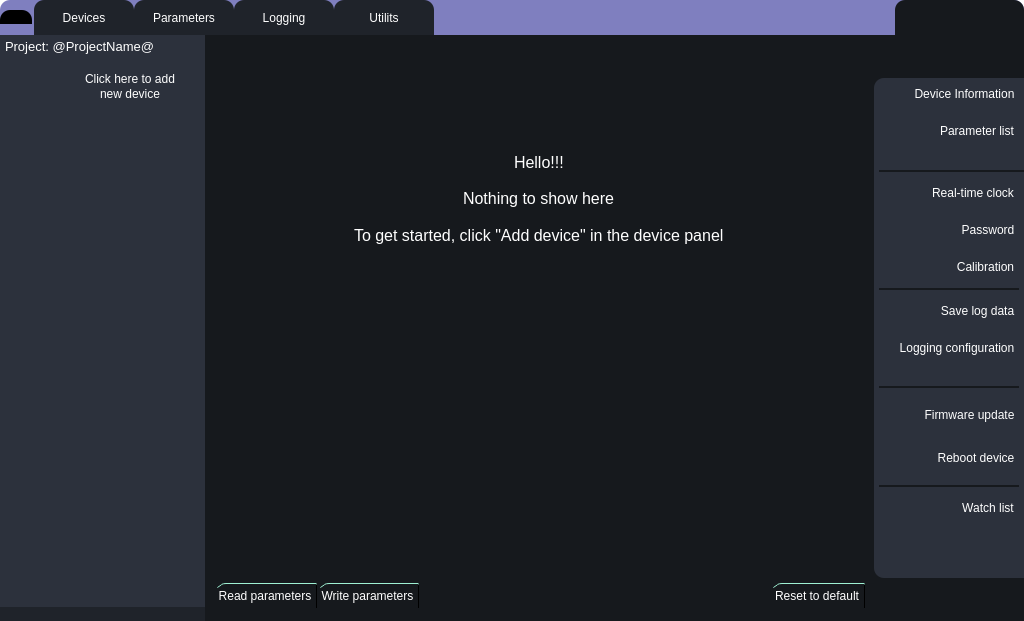
The window that UI/forms/form.ui (romangolovkou/AQteck_toolMAX) describes before a commit, drawn with Qt 5.
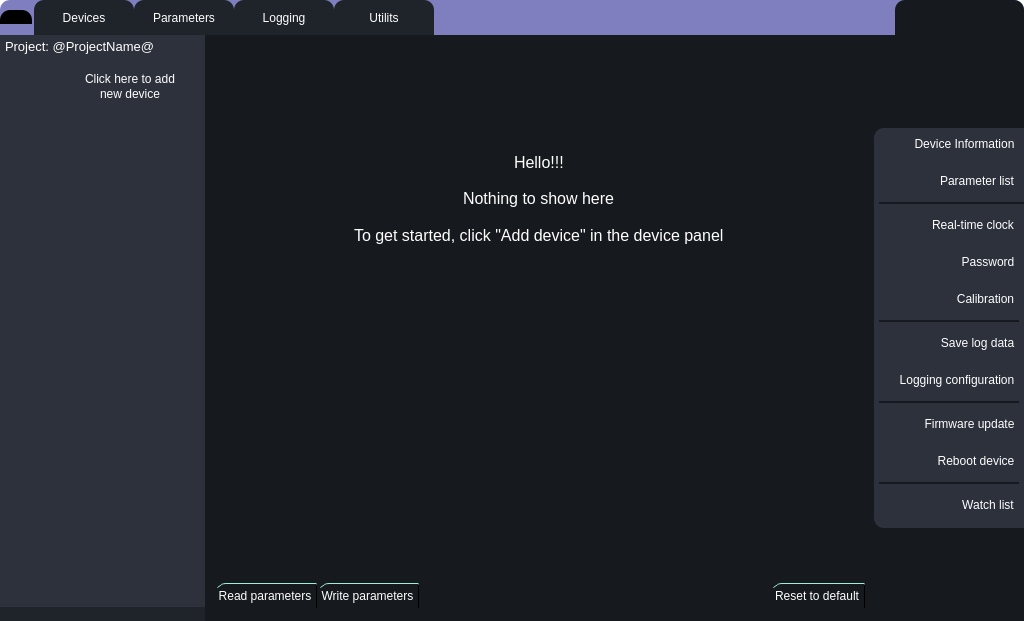
The same window after the commit. Icons and pictures are not drawn. Custom widgets are drawn as their Qt base class.

Patch:
```diff
--- a/UI/forms/form.ui
+++ b/UI/forms/form.ui
@@ -1809,7 +1809,7 @@
                <property name="maximumSize">
                 <size>
                  <width>16777215</width>
-                 <height>500</height>
+                 <height>400</height>
                 </size>
                </property>
                <layout class="QVBoxLayout" name="verticalLayout_24">
```
